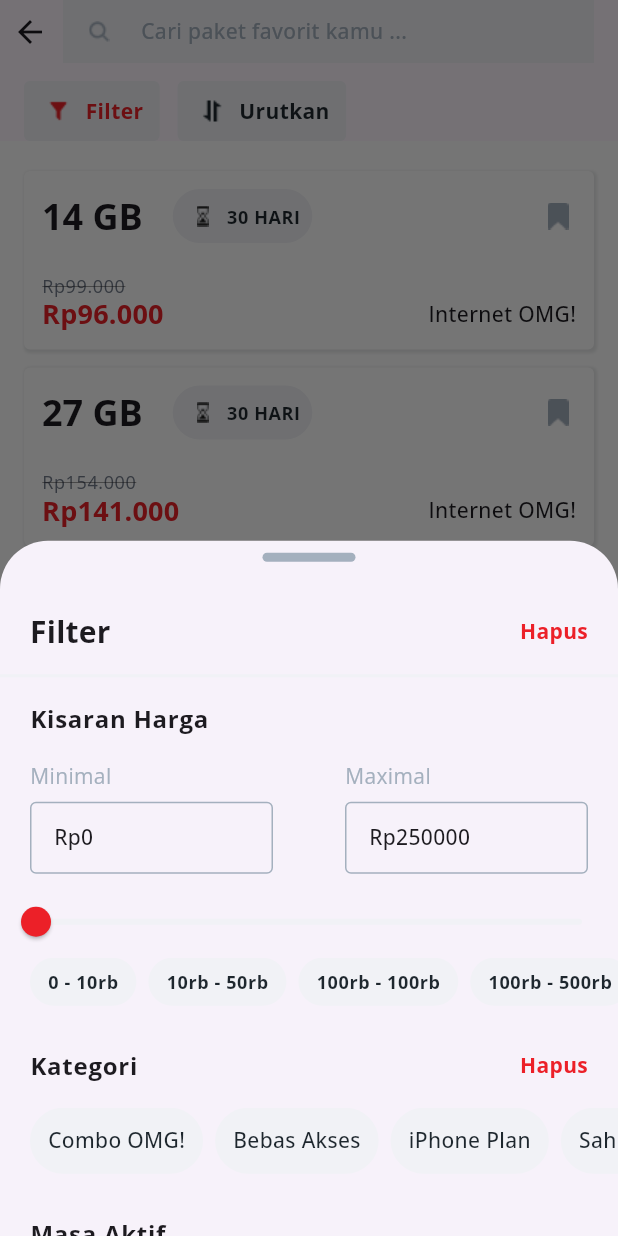
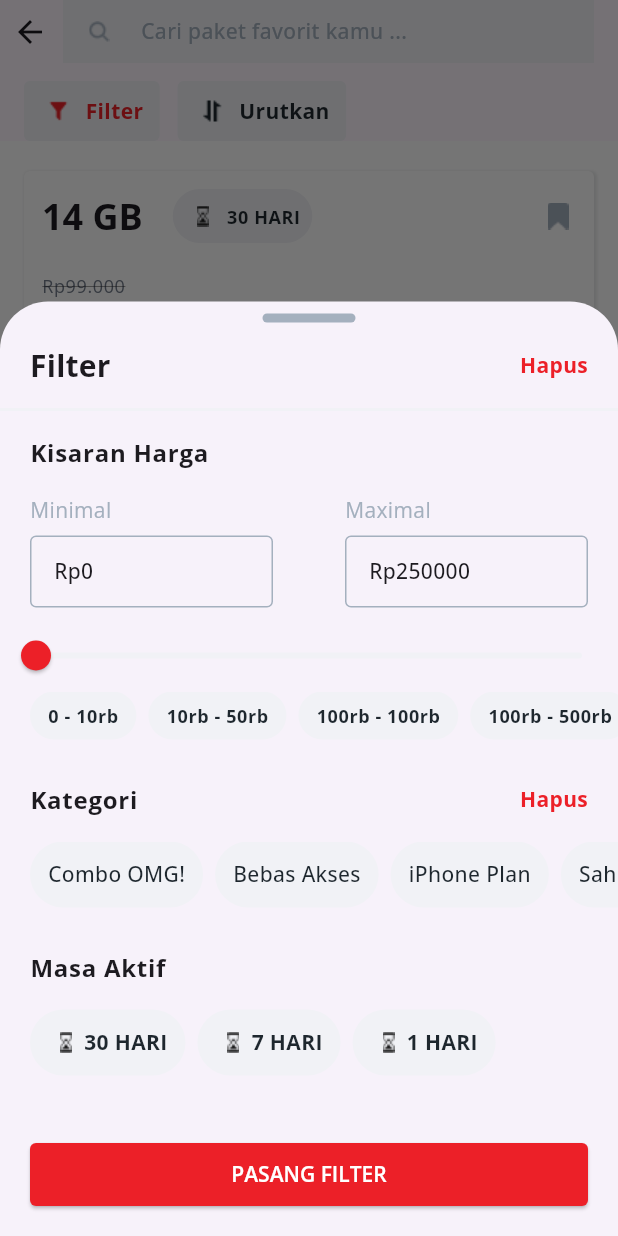
Before and after one commit to ziss11/mytelkomsel-clone-ui, a Flutter app: the SearchPackageResultPage screen opened directly with empty values, after a tap on "Filter", on a phone screen of 412 x 824 dp. Run offline on Flutter 3.47's test engine with Material 2 defaults, Android fonts, the phone set to English and light mode, and no system bars; our stand-ins replace currency_text_input_formatter, equatable, go_router, google_fonts.

Commit message:
finish filter bottom sheet

```diff
--- a/lib/presentation/pages/search_package_result_page.dart
+++ b/lib/presentation/pages/search_package_result_page.dart
@@ -1,5 +1,4 @@
 import 'package:flutter/material.dart';
-import 'package:flutter/services.dart';
 import 'package:go_router/go_router.dart';
 import 'package:mytelkomsel_clone_ui/data/paket_data.dart';
 import 'package:mytelkomsel_clone_ui/presentation/pages/search_package_page.dart';
@@ -142,15 +141,15 @@ class _SearchPackageResultPageState extends State<SearchPackageResultPage> {
   void _filterBottomSheet() {
     showModalBottomSheet(
       isDismissible: true,
+      enableDrag: true,
+      isScrollControlled: true,
+      context: context,
+      builder: (context) => const FilterBottomSheet(),
       shape: const RoundedRectangleBorder(
         borderRadius: BorderRadius.vertical(
           top: Radius.circular(32),
         ),
       ),
-      context: context,
-      builder: (context) {
-        return const FilterBottomSheet();
-      },
     );
   }
 
--- a/lib/presentation/widgets/filter_bottom_sheet.dart
+++ b/lib/presentation/widgets/filter_bottom_sheet.dart
@@ -2,19 +2,25 @@ import 'package:currency_text_input_formatter/currency_text_input_formatter.dart
 import 'package:flutter/material.dart';
 import 'package:flutter/services.dart';
 import 'package:mytelkomsel_clone_ui/data/paket_data.dart';
+import 'package:mytelkomsel_clone_ui/presentation/widgets/filled_button.dart';
 import 'package:mytelkomsel_clone_ui/presentation/widgets/outlined_textfield.dart';
 import 'package:mytelkomsel_clone_ui/utilities/colors.dart';
 
-class FilterBottomSheet extends StatelessWidget {
+class FilterBottomSheet extends StatefulWidget {
   const FilterBottomSheet({super.key});
 
   @override
+  State<FilterBottomSheet> createState() => _FilterBottomSheetState();
+}
+
+class _FilterBottomSheetState extends State<FilterBottomSheet> {
+  double sliderValue = 0;
+
+  @override
   Widget build(BuildContext context) {
-    return SizedBox(
-      height: 661,
-      child: SingleChildScrollView(
+    return SingleChildScrollView(
+      physics: const BouncingScrollPhysics(),
       child: Column(
-          crossAxisAlignment: CrossAxisAlignment.start,
         children: [
           Align(
             alignment: Alignment.topCenter,
@@ -32,7 +38,7 @@ class FilterBottomSheet extends StatelessWidget {
             padding: const EdgeInsets.only(
               left: 20,
               right: 20,
-                top: 34,
+              top: 16,
             ),
             child: Row(
               mainAxisAlignment: MainAxisAlignment.spaceBetween,
@@ -64,6 +70,13 @@ class FilterBottomSheet extends StatelessWidget {
               color: AppColors.lightGrey,
             ),
           ),
+          SizedBox(
+            height: 452,
+            child: SingleChildScrollView(
+              physics: const BouncingScrollPhysics(),
+              child: Column(
+                crossAxisAlignment: CrossAxisAlignment.start,
+                children: [
                   Padding(
                     padding: const EdgeInsets.symmetric(
                       horizontal: 20,
@@ -100,7 +113,8 @@ class FilterBottomSheet extends StatelessWidget {
                                 keyboardType: TextInputType.number,
                                 initialValue: "Rp0",
                                 inputFormatters: [
-                            FilteringTextInputFormatter.allow(RegExp(r"[0-9]")),
+                                  FilteringTextInputFormatter.allow(
+                                      RegExp(r"[0-9]")),
                                   CurrencyTextInputFormatter(
                                     locale: "id",
                                     decimalDigits: 0,
@@ -130,7 +144,8 @@ class FilterBottomSheet extends StatelessWidget {
                                 keyboardType: TextInputType.number,
                                 initialValue: "Rp250000",
                                 inputFormatters: [
-                            FilteringTextInputFormatter.allow(RegExp(r"[0-9]")),
+                                  FilteringTextInputFormatter.allow(
+                                      RegExp(r"[0-9]")),
                                   CurrencyTextInputFormatter(
                                     locale: "id",
                                     decimalDigits: 0,
@@ -146,8 +161,6 @@ class FilterBottomSheet extends StatelessWidget {
                   ),
                   StatefulBuilder(
                     builder: (context, setState) {
-                double sliderValue = 0;
-
                       return Slider.adaptive(
                         value: sliderValue,
                         max: 10,
@@ -169,7 +182,8 @@ class FilterBottomSheet extends StatelessWidget {
                         return _horizontalListItem(
                           Text(
                             PaketData.priceRangeList[index],
-                      style: Theme.of(context).textTheme.caption?.copyWith(
+                            style:
+                                Theme.of(context).textTheme.caption?.copyWith(
                                       fontWeight: FontWeight.w700,
                                       color: AppColors.black,
                                     ),
@@ -185,13 +199,15 @@ class FilterBottomSheet extends StatelessWidget {
                       children: [
                         Text(
                           "Kategori",
-                    style: Theme.of(context).textTheme.bodyText1?.copyWith(
+                          style:
+                              Theme.of(context).textTheme.bodyText1?.copyWith(
                                     fontWeight: FontWeight.w700,
                                   ),
                         ),
                         Text(
                           "Hapus",
-                    style: Theme.of(context).textTheme.bodyText2?.copyWith(
+                          style:
+                              Theme.of(context).textTheme.bodyText2?.copyWith(
                                     color: AppColors.red,
                                     fontWeight: FontWeight.w700,
                                   ),
@@ -207,7 +223,8 @@ class FilterBottomSheet extends StatelessWidget {
                         return _horizontalListItem(
                           Text(
                             PaketData.kategoriList[index],
-                      style: Theme.of(context).textTheme.bodyText2?.copyWith(
+                            style:
+                                Theme.of(context).textTheme.bodyText2?.copyWith(
                                       fontWeight: FontWeight.w500,
                                       color: AppColors.black,
                                     ),
@@ -240,8 +257,10 @@ class FilterBottomSheet extends StatelessWidget {
                               ),
                               Text(
                                 "${PaketData.masaAktifList[index]} HARI",
-                          style:
-                              Theme.of(context).textTheme.bodyText2?.copyWith(
+                                style: Theme.of(context)
+                                    .textTheme
+                                    .bodyText2
+                                    ?.copyWith(
                                       fontWeight: FontWeight.w700,
                                       color: AppColors.black,
                                     ),
@@ -269,7 +288,8 @@ class FilterBottomSheet extends StatelessWidget {
                         return _horizontalListItem(
                           Text(
                             PaketData.penawaranList[index],
-                      style: Theme.of(context).textTheme.bodyText2?.copyWith(
+                            style:
+                                Theme.of(context).textTheme.bodyText2?.copyWith(
                                       fontWeight: FontWeight.w500,
                                       color: AppColors.black,
                                     ),
@@ -280,6 +300,16 @@ class FilterBottomSheet extends StatelessWidget {
                   ),
                 ],
               ),
+            ),
+          ),
+          Padding(
+            padding: const EdgeInsets.all(20),
+            child: FilledButton(
+              text: "PASANG FILTER",
+              onPressed: () {},
+            ),
+          ),
+        ],
       ),
     );
   }
```
Lines whose indentation alone changed are shown as unchanged.
